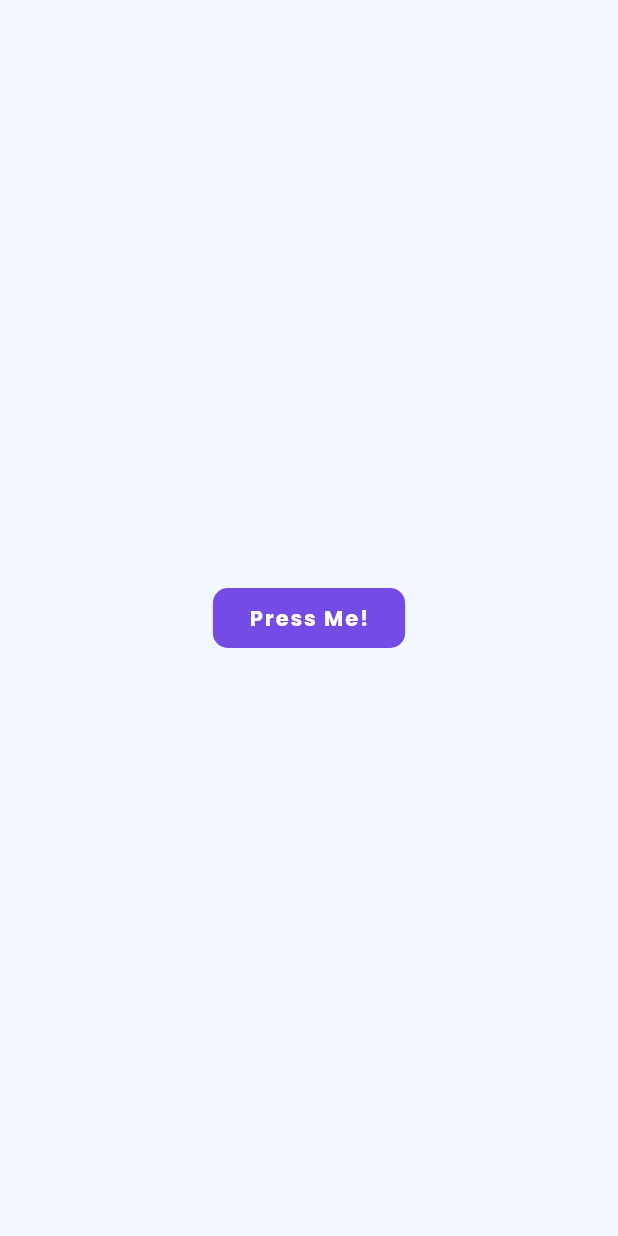
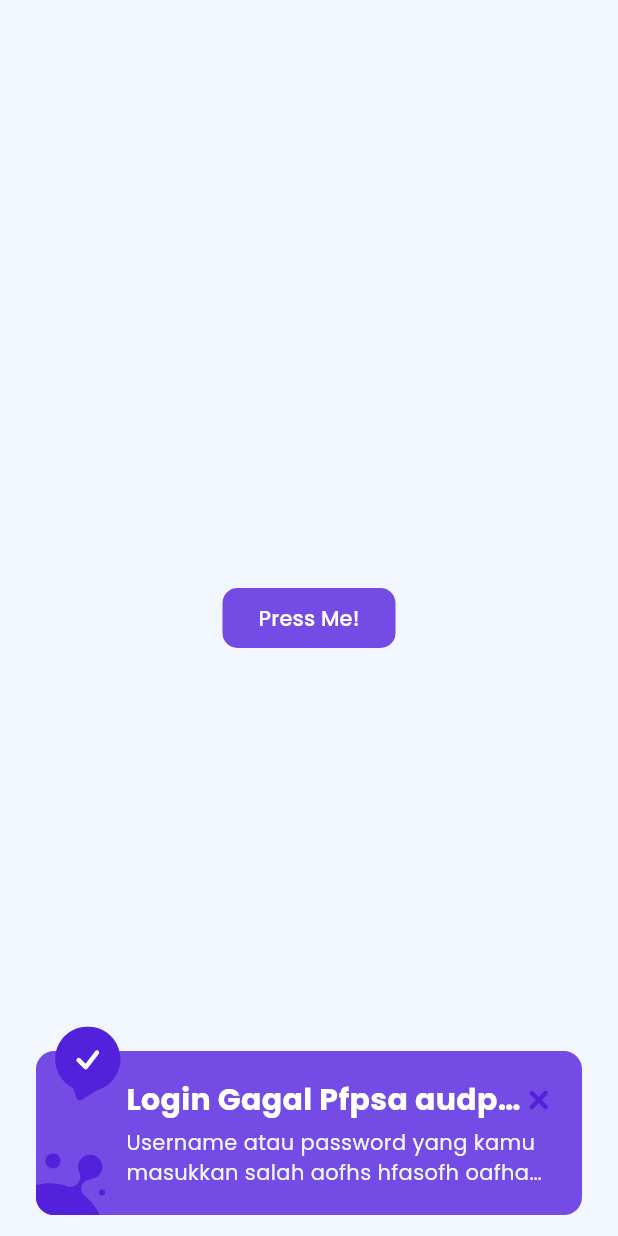
Before and after one commit to fajri-rasid1st/asco, a Flutter app: the screen it shows after launch, after a tap on "Press Me!", on a phone screen of 412 x 824 dp. Run offline on Flutter 3.47's test engine with Material 3 defaults, Android fonts, the phone set to English and light mode, and no system bars; our stand-ins replace after_layout, equatable, file_picker, flutter_riverpod, flutter_spinkit, flutter_svg and 5 more; generated files the repository leaves out were written again.

Commit message:
feat: create custom snackbar

```diff
--- a/lib/app.dart
+++ b/lib/app.dart
@@ -1,5 +1,4 @@
 // Flutter imports:
-import 'package:asco/src/presentation/features/common/splash_page.dart';
 import 'package:flutter/material.dart';
 
 // Package imports:
@@ -9,6 +8,7 @@ import 'package:flutter_localizations/flutter_localizations.dart';
 import 'package:asco/core/routes/routes_generator.dart';
 import 'package:asco/core/themes/light_theme.dart';
 import 'package:asco/core/utils/keys.dart';
+import 'package:asco/src/presentation/features/common/splash_page.dart';
 
 class AscoApp extends StatelessWidget {
   const AscoApp({super.key});
--- a/lib/core/enums/snack_bar_type.dart
+++ b/lib/core/enums/snack_bar_type.dart
@@ -10,7 +10,7 @@ enum SnackBarType {
   warning(warningColor),
   info(infoColor);
 
-  final Color backgroundColor;
+  final Color color;
 
-  const SnackBarType(this.backgroundColor);
+  const SnackBarType(this.color);
 }
--- a/lib/core/extensions/context_extension.dart
+++ b/lib/core/extensions/context_extension.dart
@@ -22,10 +22,12 @@ extension DialogExtension on BuildContext {
 
 extension SnackBarExtension on BuildContext {
   void showSnackBar({
+    required String title,
     required String message,
-    required SnackBarType type,
+    SnackBarType type = SnackBarType.success,
   }) {
     final snackBar = WidgetUtils.createSnackBar(
+      title: title,
       message: message,
       type: type,
     );
@@ -35,19 +37,3 @@ extension SnackBarExtension on BuildContext {
       ..showSnackBar(snackBar);
   }
 }
-
-// extension ModalBottomSheetExtension on BuildContext {
-//   Future<Object?> showNetworkErrorModalBottomSheet({
-//     VoidCallback? onPressedPrimaryButton,
-//   }) {
-//     return showModalBottomSheet(
-//       context: this,
-//       isScrollControlled: true,
-//       isDismissible: false,
-//       enableDrag: false,
-//       builder: (context) => NetworkErrorBottomSheet(
-//         onPressedPrimaryButton: onPressedPrimaryButton,
-//       ),
-//     );
-//   }
-// }
--- a/lib/core/routes/routes_generator.dart
+++ b/lib/core/routes/routes_generator.dart
@@ -1,7 +1,9 @@
 // Flutter imports:
+import 'package:flutter/material.dart';
+
+// Project imports:
 import 'package:asco/core/routes/route_names.dart';
 import 'package:asco/src/presentation/features/common/on_boarding_page.dart';
-import 'package:flutter/material.dart';
 
 // Register the RouteObserver as a navigation observer
 final routeObserver = RouteObserver<ModalRoute<void>>();
--- a/lib/core/styles/text_style.dart
+++ b/lib/core/styles/text_style.dart
@@ -16,6 +16,10 @@ final textTheme = const TextTheme(
   displaySmall: TextStyle(
     fontSize: 36,
     fontWeight: FontWeight.w600,
+  ),
+  headlineLarge: TextStyle(
+    fontSize: 32,
+    fontWeight: FontWeight.w700,
   ),
   headlineMedium: TextStyle(
     fontSize: 28,
@@ -45,14 +49,14 @@ final textTheme = const TextTheme(
     fontSize: 14,
     fontWeight: FontWeight.w400,
   ),
-  labelLarge: TextStyle(
-    fontSize: 14,
-    fontWeight: FontWeight.w700,
-    letterSpacing: 1.25,
-  ),
   bodySmall: TextStyle(
     fontSize: 12,
     fontWeight: FontWeight.w400,
+  ),
+  labelLarge: TextStyle(
+    fontSize: 14,
+    fontWeight: FontWeight.w500,
+    letterSpacing: .1,
   ),
   labelSmall: TextStyle(
     fontSize: 10,
--- a/lib/core/utils/widget_utils.dart
+++ b/lib/core/utils/widget_utils.dart
@@ -3,17 +3,34 @@ import 'package:flutter/material.dart';
 
 // Project imports:
 import 'package:asco/core/enums/snack_bar_type.dart';
+import 'package:asco/src/presentation/shared/widgets/custom_snack_bar.dart';
 
 /// A collection of widget utility functions that are reusable for this app
 class WidgetUtils {
-  /// Create a custom [SnackBar] widget.
+  /// Create custom snackbar
+  ///
+  /// - [title] The title of snackbar. If null, title will be an empty string
+  ///
+  /// - [message] The message of snackbar. Will be displayed under the title
+  ///
+  /// - [type] The type of snackbar. default to `SnackBarType.success`
+  ///
+  /// Its only create snackbar, not showing it. For showing snackbar, simply use:
+  /// `ScaffoldMessenger.of(context)..hideCurrentSnackBar()..showSnackBar(snackbar)`.
   static SnackBar createSnackBar({
+    required String title,
     required String message,
     required SnackBarType type,
-    bool autoClose = true,
-    Duration autoCloseDuration = const Duration(milliseconds: 3500),
-    bool showOkButton = false,
   }) {
-    return const SnackBar(content: Text(''));
+    return SnackBar(
+      elevation: 0,
+      clipBehavior: Clip.none,
+      backgroundColor: Colors.transparent,
+      content: CustomSnackBar(
+        title: title,
+        message: message,
+        type: type,
+      ),
+    );
   }
 }
--- a/lib/main.dart
+++ b/lib/main.dart
@@ -1,5 +1,4 @@
 // Flutter imports:
-import 'package:asco/core/utils/credential_saver.dart';
 import 'package:flutter/material.dart';
 import 'package:flutter/services.dart';
 
@@ -8,6 +7,7 @@ import 'package:flutter_riverpod/flutter_riverpod.dart';
 
 // Project imports:
 import 'package:asco/app.dart';
+import 'package:asco/core/utils/credential_saver.dart';
 
 void main() async {
   WidgetsFlutterBinding.ensureInitialized();
--- a/lib/src/presentation/features/common/on_boarding_page.dart
+++ b/lib/src/presentation/features/common/on_boarding_page.dart
@@ -1,4 +1,9 @@
+// Flutter imports:
+import 'package:asco/core/enums/snack_bar_type.dart';
 import 'package:flutter/material.dart';
+
+// Project imports:
+import 'package:asco/core/extensions/context_extension.dart';
 
 class OnBoardingPage extends StatelessWidget {
   const OnBoardingPage({super.key});
@@ -8,7 +13,11 @@ class OnBoardingPage extends StatelessWidget {
     return Scaffold(
       body: Center(
         child: FilledButton(
-          onPressed: () {},
+          onPressed: () => context.showSnackBar(
+            title: 'Login Gagal Pfpsa audpasos psaa!',
+            message: 'Username atau password yang kamu masukkan salah aofhs hfasofh oafhaso',
+            type: SnackBarType.success,
+          ),
           child: const Text('Press Me!'),
         ),
       ),
--- a/lib/src/presentation/features/common/splash_page.dart
+++ b/lib/src/presentation/features/common/splash_page.dart
@@ -9,6 +9,7 @@ import 'package:after_layout/after_layout.dart';
 
 // Project imports:
 import 'package:asco/core/configs/app_configs.dart';
+import 'package:asco/core/helpers/asset_path.dart';
 import 'package:asco/core/routes/route_names.dart';
 import 'package:asco/core/styles/color_scheme.dart';
 import 'package:asco/core/utils/keys.dart';
@@ -35,20 +36,20 @@ class _SplashPageState extends State<SplashPage> with AfterLayoutMixin<SplashPag
       backgroundColor: purple2,
       body: Stack(
         children: <Widget>[
-          const Positioned(
+          Positioned(
             top: 0,
             left: 0,
             child: SvgAsset(
-              assetName: 'bg_attribute.svg',
+              assetName: AssetPath.getVector('bg_attribute.svg'),
             ),
           ),
-          const Positioned(
+          Positioned(
             bottom: 0,
             right: 0,
             child: RotatedBox(
               quarterTurns: -2,
               child: SvgAsset(
-                assetName: 'bg_attribute.svg',
+                assetName: AssetPath.getVector('bg_attribute.svg'),
               ),
             ),
           ),
@@ -57,8 +58,8 @@ class _SplashPageState extends State<SplashPage> with AfterLayoutMixin<SplashPag
               mainAxisSize: MainAxisSize.min,
               mainAxisAlignment: MainAxisAlignment.center,
               children: <Widget>[
-                const SvgAsset(
-                  assetName: 'logo1.svg',
+                SvgAsset(
+                  assetName: AssetPath.getVector('logo1.svg'),
                 ),
                 Text(
                   AppConfigs.title,
--- /dev/null
+++ b/lib/src/presentation/shared/widgets/custom_snack_bar.dart
@@ -0,0 +1,140 @@
+// Flutter imports:
+import 'package:flutter/material.dart';
+
+// Project imports:
+import 'package:asco/core/enums/snack_bar_type.dart';
+import 'package:asco/core/helpers/app_size.dart';
+import 'package:asco/core/helpers/asset_path.dart';
+import 'package:asco/core/styles/color_scheme.dart';
+import 'package:asco/core/styles/text_style.dart';
+import 'package:asco/core/utils/keys.dart';
+import 'package:asco/src/presentation/shared/widgets/svg_asset.dart';
+
+class CustomSnackBar extends StatelessWidget {
+  final String title;
+  final String message;
+  final SnackBarType type;
+
+  const CustomSnackBar({
+    super.key,
+    required this.title,
+    required this.message,
+    required this.type,
+  });
+
+  @override
+  Widget build(BuildContext context) {
+    final width = AppSize.getAppWidth(context);
+    final height = AppSize.getAppHeight(context);
+
+    final hsl = HSLColor.fromColor(type.color);
+    final hslDark = hsl.withLightness((hsl.lightness - 0.1).clamp(0.0, 1.0));
+
+    return Stack(
+      clipBehavior: Clip.none,
+      children: <Widget>[
+        Container(
+          padding: EdgeInsets.fromLTRB(
+            width * 0.06,
+            height * 0.022,
+            width * 0.05,
+            height * 0.022,
+          ),
+          decoration: BoxDecoration(
+            color: type.color,
+            borderRadius: BorderRadius.circular(12),
+          ),
+          child: Row(
+            children: <Widget>[
+              const Spacer(),
+              Expanded(
+                flex: 8,
+                child: Column(
+                  mainAxisSize: MainAxisSize.min,
+                  crossAxisAlignment: CrossAxisAlignment.start,
+                  children: <Widget>[
+                    Row(
+                      children: <Widget>[
+                        Expanded(
+                          child: Text(
+                            title,
+                            maxLines: 1,
+                            overflow: TextOverflow.ellipsis,
+                            style: textTheme.titleLarge!.copyWith(
+                              color: backgroundColor,
+                            ),
+                          ),
+                        ),
+                        InkWell(
+                          onTap: () => scaffoldMessengerKey.currentState?.hideCurrentSnackBar(),
+                          child: SvgAsset(
+                            assetName: AssetPath.getIcon('error_outlined.svg'),
+                            height: height * 0.020,
+                            color: hslDark.toColor(),
+                          ),
+                        ),
+                      ],
+                    ),
+                    const SizedBox(height: 4),
+                    Text(
+                      message,
+                      maxLines: 2,
+                      overflow: TextOverflow.ellipsis,
+                      style: textTheme.bodyMedium!.copyWith(
+                        color: scaffoldBackgroundColor,
+                      ),
+                    ),
+                  ],
+                ),
+              ),
+            ],
+          ),
+        ),
+        Positioned(
+          bottom: 0,
+          child: ClipRRect(
+            borderRadius: const BorderRadius.only(
+              bottomLeft: Radius.circular(12),
+            ),
+            child: SvgAsset(
+              assetName: AssetPath.getVector('bubbles.svg'),
+              height: height * 0.05,
+              color: hslDark.toColor(),
+            ),
+          ),
+        ),
+        Positioned(
+          top: -height * 0.02,
+          left: width * 0.03,
+          child: Stack(
+            alignment: Alignment.center,
+            children: <Widget>[
+              SvgAsset(
+                assetName: AssetPath.getVector('message_bubble.svg'),
+                height: height * 0.06,
+                color: hslDark.toColor(),
+              ),
+              Positioned(
+                top: height * 0.015,
+                child: SvgAsset(
+                  assetName: AssetPath.getIcon(getIconName(type)),
+                  height: height * 0.024,
+                ),
+              )
+            ],
+          ),
+        ),
+      ],
+    );
+  }
+
+  String getIconName(SnackBarType type) {
+    if (type == SnackBarType.error) return 'error_outlined.svg';
+
+    if (type == SnackBarType.warning) return 'warning_outlined.svg';
+
+    if (type == SnackBarType.info) return 'warning_outlined.svg';
+
+    return 'success_outlined.svg';
+  }
+}
--- a/lib/src/presentation/shared/widgets/svg_asset.dart
+++ b/lib/src/presentation/shared/widgets/svg_asset.dart
@@ -1,5 +1,4 @@
 // Flutter imports:
-import 'package:asco/core/helpers/asset_path.dart';
 import 'package:flutter/material.dart';
 
 // Package imports:
@@ -22,7 +21,7 @@ class SvgAsset extends StatelessWidget {
   @override
   Widget build(BuildContext context) {
     return SvgPicture.asset(
-      AssetPath.getVector(assetName),
+      assetName,
       width: width,
       height: height,
       colorFilter: color != null ? ColorFilter.mode(color!, BlendMode.srcIn) : null,
```
Also changed, not shown: assets/icons/error_outlined.svg (added), assets/icons/failure_outlined.svg (deleted), assets/icons/help_outlined.svg (deleted), assets/icons/warning_outlined.svg, lib/src/presentation/shared/widgets/dialogs/custom_dialog.dart (added).
